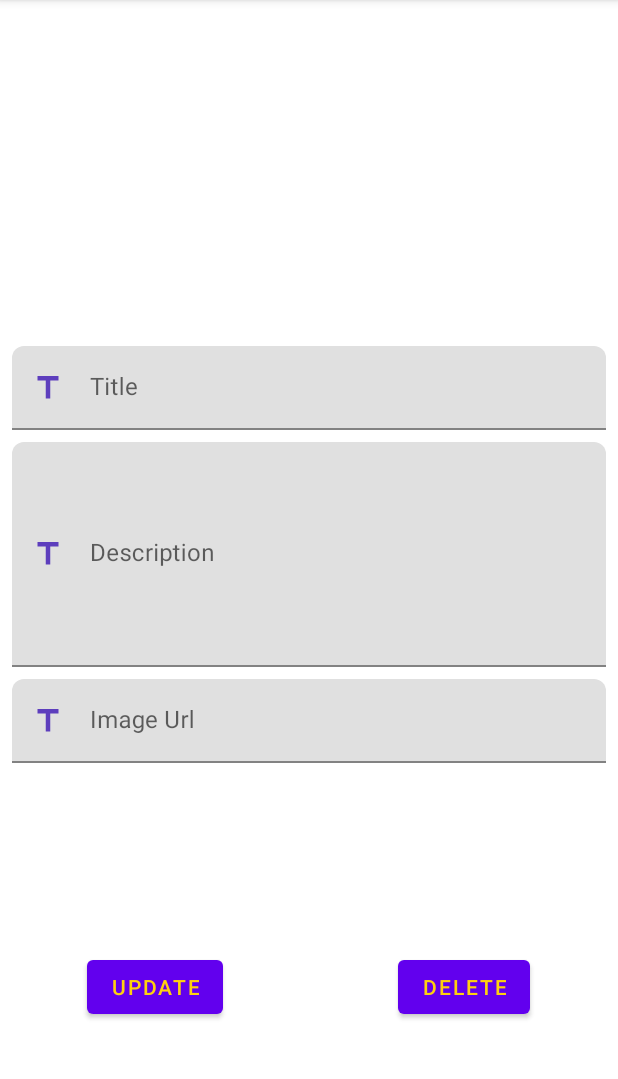
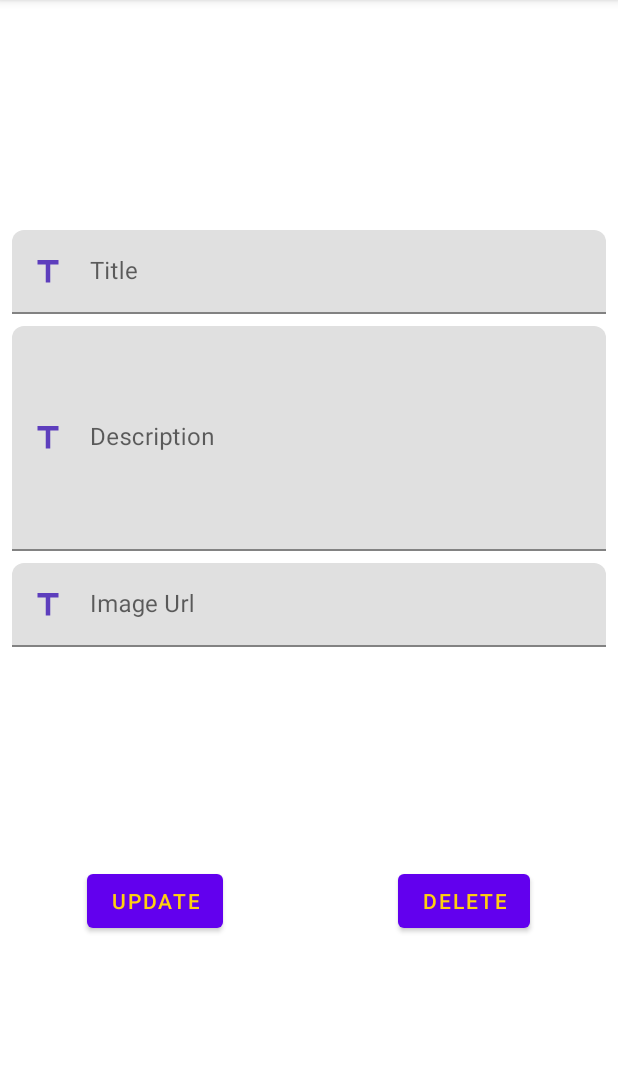
Before and after one commit to CanerGures/SimpleNoteApp, an Android app: the UpdateFragment screen opened through its navigation route, on a phone screen of 412 x 824 dp, the part 84-1163 px from its top. Run offline under Robolectric (Android 15) with nearby library versions, the phone set to English and light mode, and no system bars; pictures from the network do not load.

Commit message:
Url validation function added. Now users can enter urls without starting with "https://". If the url valid, it will be displayed anyways.

```diff
--- a/app/src/main/java/com/example/simplenoteapp/view/fragment/CreateNoteFragment.kt
+++ b/app/src/main/java/com/example/simplenoteapp/view/fragment/CreateNoteFragment.kt
@@ -10,6 +10,7 @@ import androidx.fragment.app.Fragment
 import androidx.navigation.Navigation
 import com.example.simplenoteapp.R
 import com.example.simplenoteapp.model.dbmodel.NoteModel
+import com.example.simplenoteapp.util.validateImageUrl
 import com.example.simplenoteapp.util.validateNoteCreate
 import com.example.simplenoteapp.viewmodel.NoteViewModel
 import kotlinx.android.synthetic.main.fragment_create_note.*
@@ -38,6 +39,7 @@ class CreateNoteFragment : Fragment() {
             val formatter = SimpleDateFormat.getDateTimeInstance()
             val formatedDate = formatter.format(date)
             val credentialCheck = validateNoteCreate(noteTitle, noteDescription)
+            val imageUrlCheck = validateImageUrl(noteImageUrl)
             if (credentialCheck) {
                 val noteModel = NoteModel(
                     null,
@@ -45,7 +47,7 @@ class CreateNoteFragment : Fragment() {
                     noteDescription,
                     formatedDate,
                     false,
-                    noteImageUrl,
+                    imageUrlCheck,
                     null
                 )
                 createNote(noteModel)
--- a/app/src/main/java/com/example/simplenoteapp/view/fragment/UpdateFragment.kt
+++ b/app/src/main/java/com/example/simplenoteapp/view/fragment/UpdateFragment.kt
@@ -11,6 +11,7 @@ import androidx.fragment.app.Fragment
 import androidx.navigation.Navigation
 import com.example.simplenoteapp.R
 import com.example.simplenoteapp.model.dbmodel.NoteModel
+import com.example.simplenoteapp.util.validateImageUrl
 import com.example.simplenoteapp.util.validateNoteCreate
 import com.example.simplenoteapp.viewmodel.NoteViewModel
 import kotlinx.android.synthetic.main.fragment_update.*
@@ -74,6 +75,7 @@ class UpdateFragment : Fragment() {
             val noteDate = noteModel.createDate
 
             val credentialCheck = validateNoteCreate(noteTitle, noteDescription)
+            val imageUrlCheck = validateImageUrl(noteImageUrl)
             if (credentialCheck) {
                 val noteModel = NoteModel(
                     noteId,
@@ -81,7 +83,7 @@ class UpdateFragment : Fragment() {
                     noteDescription,
                     noteDate,
                     true,
-                    noteImageUrl,
+                    imageUrlCheck,
                     updatedDate
                 )
                 homeViewModel.updateNote(noteModel)
--- a/app/src/main/res/layout/fragment_update.xml
+++ b/app/src/main/res/layout/fragment_update.xml
@@ -41,7 +41,7 @@
                     android:id="@+id/noteHeaderUpdate"
                     android:layout_width="match_parent"
                     android:layout_height="wrap_content"
-                    android:inputType="text"
+                    android:inputType="textCapSentences"
                     android:maxLines="1"
                     android:minLines="1"
                     android:textColor="@color/purple_200"
@@ -99,7 +99,6 @@
             android:layout_marginStart="@dimen/margin_normal"
             android:layout_marginTop="@dimen/margin_normal"
             android:layout_marginEnd="@dimen/margin_normal"
-            android:layout_marginBottom="@dimen/margin_small"
             android:orientation="vertical"
             app:layout_constraintEnd_toEndOf="parent"
             app:layout_constraintStart_toStartOf="parent"
@@ -113,10 +112,10 @@
                 android:hint="@string/note_image_url"
                 app:boxCornerRadiusTopEnd="@dimen/margin_normal"
                 app:boxCornerRadiusTopStart="@dimen/margin_normal"
+                app:boxStrokeColor="@color/theYellow"
                 app:layout_constraintEnd_toEndOf="parent"
                 app:layout_constraintStart_toStartOf="parent"
                 app:startIconDrawable="@drawable/ic_title"
-                app:boxStrokeColor="@color/theYellow"
                 app:startIconTint="@color/purple_200">
 
                 <com.google.android.material.textfield.TextInputEditText
@@ -137,29 +136,33 @@
             android:layout_width="wrap_content"
             android:layout_height="wrap_content"
             android:orientation="horizontal"
-            app:layout_constraintGuide_percent=".3" />
+            app:layout_constraintGuide_percent=".2" />
 
         <com.google.android.material.button.MaterialButton
             android:id="@+id/noteUpdate"
             android:layout_width="wrap_content"
             android:layout_height="wrap_content"
+            android:layout_marginTop="87dp"
             android:layout_marginBottom="@dimen/margin_button_bottom"
             android:text="@string/update_note"
             android:textColor="@color/theYellow"
             app:layout_constraintBottom_toBottomOf="parent"
             app:layout_constraintEnd_toEndOf="@id/guideline5"
-            app:layout_constraintStart_toStartOf="parent" />
+            app:layout_constraintStart_toStartOf="parent"
+            app:layout_constraintTop_toBottomOf="@+id/noteImageUrlContainerUpdate" />
 
         <com.google.android.material.button.MaterialButton
             android:id="@+id/noteDelete"
             android:layout_width="wrap_content"
             android:layout_height="wrap_content"
+            android:layout_marginTop="87dp"
             android:layout_marginBottom="@dimen/margin_button_bottom"
             android:text="@string/delete_note"
+            android:textColor="@color/theYellow"
             app:layout_constraintBottom_toBottomOf="parent"
             app:layout_constraintEnd_toEndOf="parent"
-            android:textColor="@color/theYellow"
-            app:layout_constraintStart_toStartOf="@id/guideline5" />
+            app:layout_constraintStart_toStartOf="@id/guideline5"
+            app:layout_constraintTop_toBottomOf="@+id/noteImageUrlContainerUpdate" />
 
         <androidx.constraintlayout.widget.Guideline
             android:id="@+id/guideline5"
```
Also changed, not shown: app/src/main/java/com/example/simplenoteapp/util/Utils.kt (+17 -0 lines), app/src/main/res/layout/fragment_create_note.xml (+4 -3 lines).
